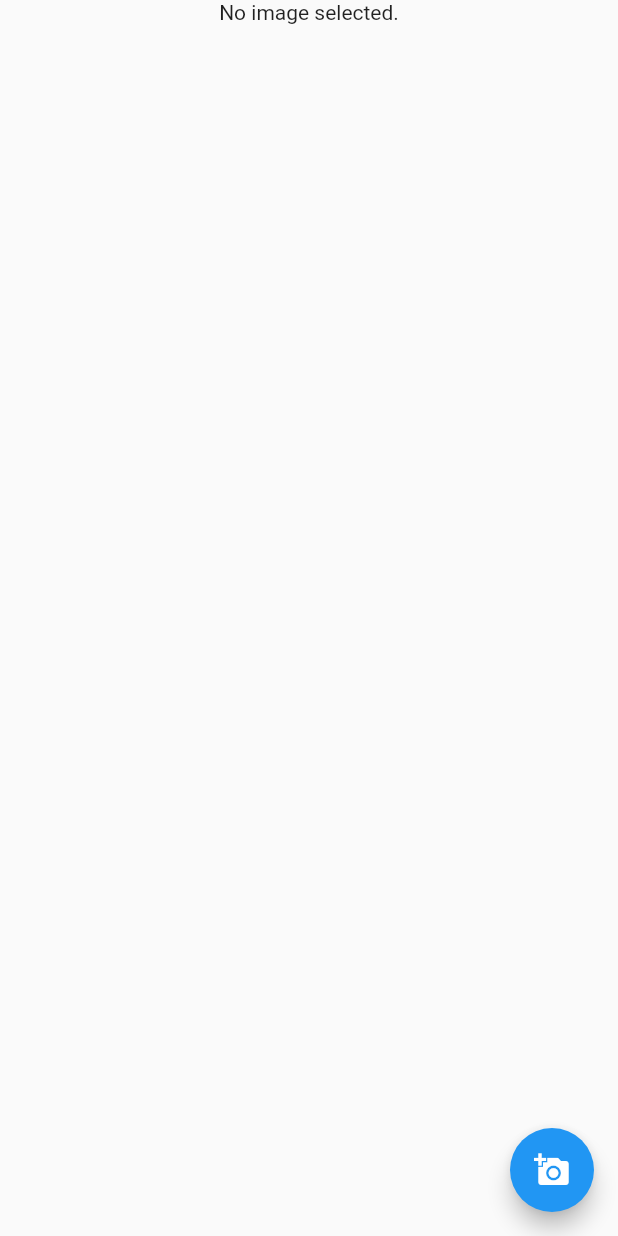
After one commit to abdisaongithub/ethiopian_historic_places_ar, a Flutter app: the ExerciseScreen screen opened by its route, on a phone screen of 412 x 824 dp. The commit adds this screen. Run offline on Flutter 3.47's test engine with Material 2 defaults, Android fonts, the phone set to English and light mode, and no system bars; our stand-ins replace flutter_tts, image_picker, url_launcher_web; missing offline and left inert: model_viewer_plus, tflite_flutter, tflite_flutter_helper.

```diff
--- /dev/null
+++ b/lib/classifier/classifier_quant.dart
@@ -0,0 +1,15 @@
+import 'package:ethiopian_historic_places_ar/classifier/classifier.dart';
+import 'package:tflite_flutter_helper/tflite_flutter_helper.dart';
+
+class ClassifierQuant extends Classifier {
+  ClassifierQuant({int numThreads: 1}) : super(numThreads: numThreads);
+
+  @override
+  String get modelName => 'models/saved_model.tflite';
+
+  @override
+  NormalizeOp get preProcessNormalizeOp => NormalizeOp(0, 1);
+
+  @override
+  NormalizeOp get postProcessNormalizeOp => NormalizeOp(0, 255);
+}
--- /dev/null
+++ b/lib/screens/exercise_screen.dart
@@ -0,0 +1,145 @@
+import 'dart:io';
+
+import 'package:ethiopian_historic_places_ar/classifier/classifier.dart';
+import 'package:ethiopian_historic_places_ar/classifier/classifier_quant.dart';
+import 'package:ethiopian_historic_places_ar/screens/model_viewer_screen.dart';
+import 'package:flutter/foundation.dart' show kDebugMode;
+import 'package:flutter/material.dart';
+import 'package:image/image.dart' as img;
+import 'package:image_picker/image_picker.dart';
+import 'package:tflite_flutter_helper/tflite_flutter_helper.dart';
+
+class ExerciseScreen extends StatefulWidget {
+  static String id = 'ExerciseScreen';
+  const ExerciseScreen({Key? key}) : super(key: key);
+
+  @override
+  _ExerciseScreenState createState() => _ExerciseScreenState();
+}
+
+class _ExerciseScreenState extends State<ExerciseScreen> {
+  late Classifier _classifier;
+
+  bool picked = false;
+  File? _image;
+  final picker = ImagePicker();
+
+  Image? _imageWidget;
+
+  Category? category;
+
+  @override
+  void initState() {
+    super.initState();
+    _classifier = ClassifierQuant();
+    getImage();
+  }
+
+  Future getImage() async {
+    final pickedFile = await picker.pickImage(
+      source: ImageSource.camera,
+    );
+
+    setState(() {
+      picked = true;
+      _image = File(pickedFile!.path);
+      _imageWidget = Image.file(_image!);
+
+      _predict();
+    });
+  }
+
+  void _predict() async {
+    img.Image imageInput = img.decodeImage(_image!.readAsBytesSync())!;
+    final pred = _classifier.predict(imageInput);
+    if ((pred.score * 10000).toInt() > 30) {
+      if (pred.label == 'adama') {
+        Navigator.popAndPushNamed(
+          context,
+          ModelViewerScreen.id,
+          arguments: ModelViewerScreenArgument(
+            alt: 'Adama',
+            source: 'assets/ar/adama.glb',
+          ),
+        );
+      }
+      if (pred.label == 'axum') {
+        Navigator.popAndPushNamed(
+          context,
+          ModelViewerScreen.id,
+          arguments: ModelViewerScreenArgument(
+            alt: 'Adama',
+            source: 'assets/ar/axum.glb',
+          ),
+        );
+      }
+      if (pred.label == 'lalibela') {
+        Navigator.popAndPushNamed(
+          context,
+          ModelViewerScreen.id,
+          arguments: ModelViewerScreenArgument(
+            alt: 'Adama',
+            source: 'assets/ar/lalibel.glb',
+          ),
+        );
+      }
+    }
+    setState(() {
+      category = pred;
+    });
+  }
+
+  @override
+  Widget build(BuildContext context) {
+    if (category != null) {
+      // if (category!.score == 0.004)
+      if (kDebugMode) {
+        print(category!.score * 10000);
+        print(category!.label);
+      }
+    }
+    return Scaffold(
+      // appBar: AppBar(
+      //   title: const Text('TfLite Flutter Helper',
+      //       style: TextStyle(color: Colors.white,),),
+      // ),
+      body: Column(
+        children: <Widget>[
+          Center(
+            child: _image == null
+                ? const Text('No image selected.')
+                : Container(
+                    constraints: BoxConstraints(
+                        maxHeight: MediaQuery.of(context).size.height / 2),
+                    decoration: BoxDecoration(
+                      border: Border.all(),
+                    ),
+                    child: _imageWidget,
+                  ),
+          ),
+          const SizedBox(
+            height: 36,
+          ),
+          Text(
+            category != null ? category!.label : '',
+            style: const TextStyle(fontSize: 20, fontWeight: FontWeight.w600),
+          ),
+          const SizedBox(
+            height: 8,
+          ),
+          Text(
+            category != null
+                ? 'Confidence: ${category!.score.toStringAsFixed(3)}'
+                : '',
+            style: const TextStyle(fontSize: 16),
+          ),
+        ],
+      ),
+      floatingActionButton: FloatingActionButton(
+        onPressed: getImage,
+        tooltip: 'Pick Image',
+        child: const Icon(Icons.add_a_photo),
+      ),
+    );
+  }
+}
--- a/lib/screens/model_viewer_screen.dart
+++ b/lib/screens/model_viewer_screen.dart
@@ -14,6 +14,7 @@ class _ModelViewerScreenState extends State<ModelViewerScreen> {
   FlutterTts flutterTts = FlutterTts();
 
   playTTS() async {
+    await flutterTts.setVoice({"name": "Karen", "locale": "en-AU"});
     await flutterTts.speak('Hello, How are you? I am fine, and Thank you.');
   }
 
@@ -45,7 +46,7 @@ class _ModelViewerScreenState extends State<ModelViewerScreen> {
           arModes: const ['scene-viewer', 'webxr', 'quick-look'],
           autoRotate: true,
           cameraControls: true,
-          arScale: 'auto',
+          arScale: ArScale.auto,
         ),
       ),
     );
```
Also changed, not shown: lib/classifier/classifier.dart (added, +127 -0 lines), lib/classifier/classifier_float.dart (added, +15 -0 lines), lib/main.dart (+6 -5 lines), lib/screens/camera_screen.dart (+180 -179 lines), lib/screens/landing_screen.dart (+6 -2 lines), pubspec.yaml (+26 -6 lines), 7 other files.
